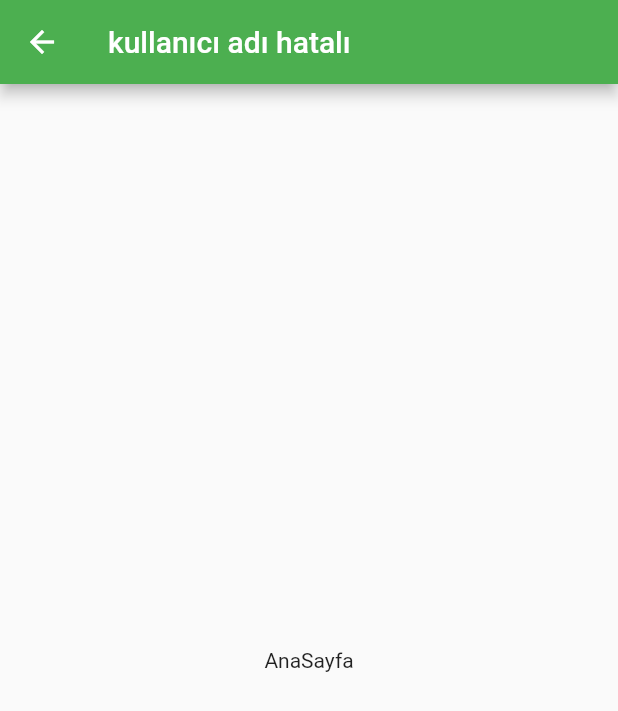
After one commit to AlperenImam0glu/Kocaeli-Universitesi-Ulasim-Uygulamasi, a Flutter app: the UserHomePage screen opened by its route, on a phone screen of 412 x 824 dp. The commit adds this screen. Shown: the top 711 px of the screen. Run offline on Flutter 3.47's test engine with Material 2 defaults, Android fonts, the phone set to English and light mode, and no system bars.

Commit message:
kucuk duzenlemeler yapildi

```diff
--- /dev/null
+++ b/lib/user_Home_Page.dart
@@ -0,0 +1,26 @@
+import 'package:flutter/material.dart';
+
+class UserHomePage extends StatefulWidget {
+  final username;
+
+  const UserHomePage({Key? key, this.username}) : super(key: key);
+
+  @override
+  State<UserHomePage> createState() => _UserHomePageState();
+}
+
+class _UserHomePageState extends State<UserHomePage> {
+  @override
+  Widget build(BuildContext context) {
+    return Scaffold(
+      appBar: AppBar(
+        backgroundColor: Colors.green,
+        title: Text(
+            widget.username == null ? "kullanıcı adı hatalı" : widget.username),
+      ),
+      body: Center(
+        child: Text("AnaSayfa"),
+      ),
+    );
+  }
+}
```
Also changed, not shown: lib/login_page.dart (+5 -4 lines), lib/main.dart (+5 -3 lines).
